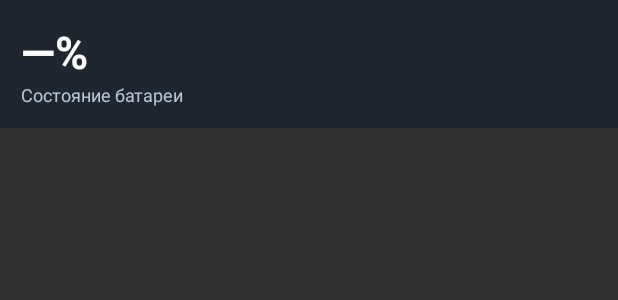
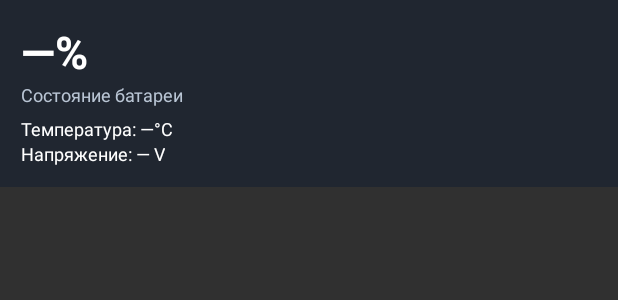
Before and after one commit to 1979207-lab/BatteryMonitorPRO, an Android app: the layout battery_widget.xml on its own in the app's theme, with its tools: preview values and no code run, on a phone screen of 412 x 824 dp. Shown: the top 300 px of the screen. Run offline under Robolectric (Android 15) with nearby library versions, the phone set to English and light mode, and no system bars.

Commit message:
Expand large battery widget metrics

```diff
--- a/app/src/main/res/layout/battery_widget.xml
+++ b/app/src/main/res/layout/battery_widget.xml
@@ -20,4 +20,19 @@
         android:text="Состояние батареи"
         android:textColor="#B9C5D4"
         android:textSize="12sp" />
+    <TextView
+        android:id="@+id/widget_temperature"
+        android:layout_width="wrap_content"
+        android:layout_height="wrap_content"
+        android:layout_marginTop="6dp"
+        android:text="Температура: —°C"
+        android:textColor="#FFFFFF"
+        android:textSize="12sp" />
+    <TextView
+        android:id="@+id/widget_voltage"
+        android:layout_width="wrap_content"
+        android:layout_height="wrap_content"
+        android:text="Напряжение: — V"
+        android:textColor="#FFFFFF"
+        android:textSize="12sp" />
 </LinearLayout>
```
